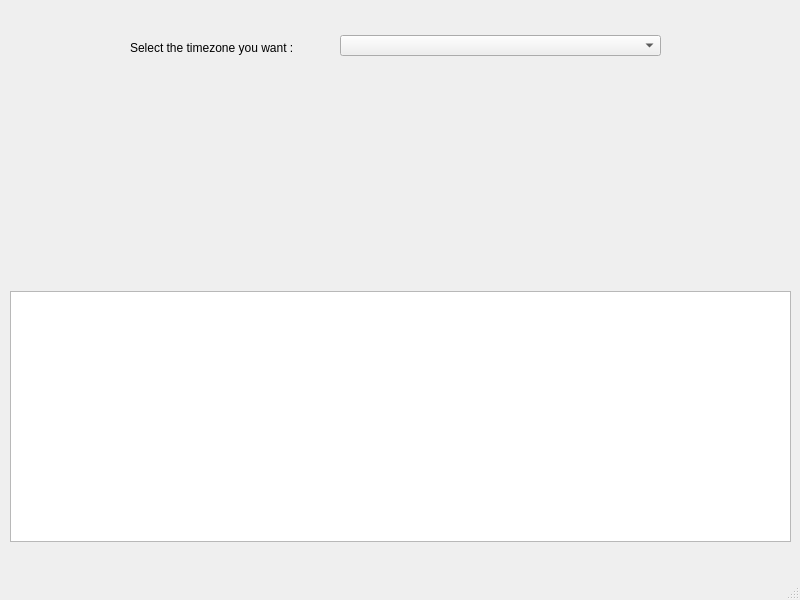
Vicken-Ghoubiguian/desktopWeaDTApp, file maindesktopweadtwindow.ui: the form before one commit.
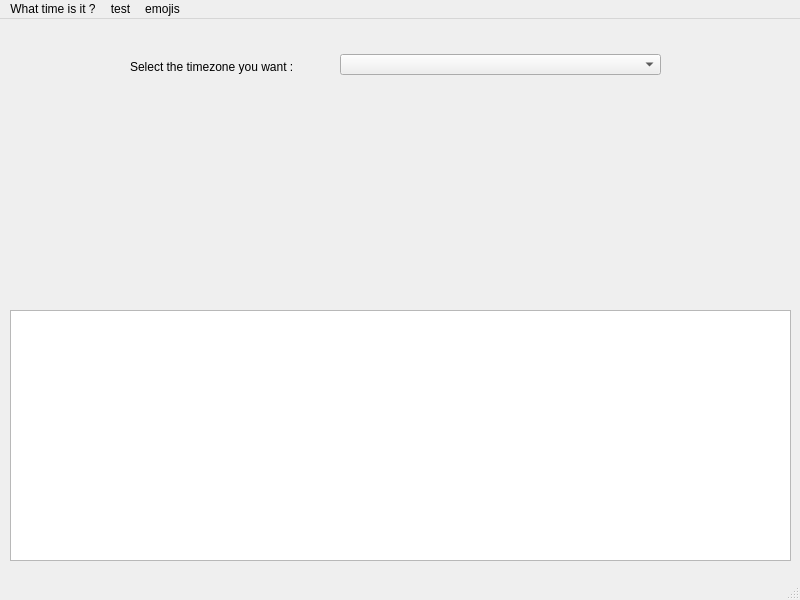
The form after the commit.

Diff of the .ui file:
```diff
--- a/maindesktopweadtwindow.ui
+++ b/maindesktopweadtwindow.ui
@@ -83,6 +83,24 @@
      <height>26</height>
     </rect>
    </property>
+   <widget class="QMenu" name="menutest">
+    <property name="title">
+     <string>What time is it ?</string>
+    </property>
+   </widget>
+   <widget class="QMenu" name="menutest_2">
+    <property name="title">
+     <string>test</string>
+    </property>
+   </widget>
+   <widget class="QMenu" name="menuemojis">
+    <property name="title">
+     <string>emojis</string>
+    </property>
+   </widget>
+   <addaction name="menutest"/>
+   <addaction name="menutest_2"/>
+   <addaction name="menuemojis"/>
   </widget>
   <widget class="QStatusBar" name="statusbar"/>
  </widget>
```
